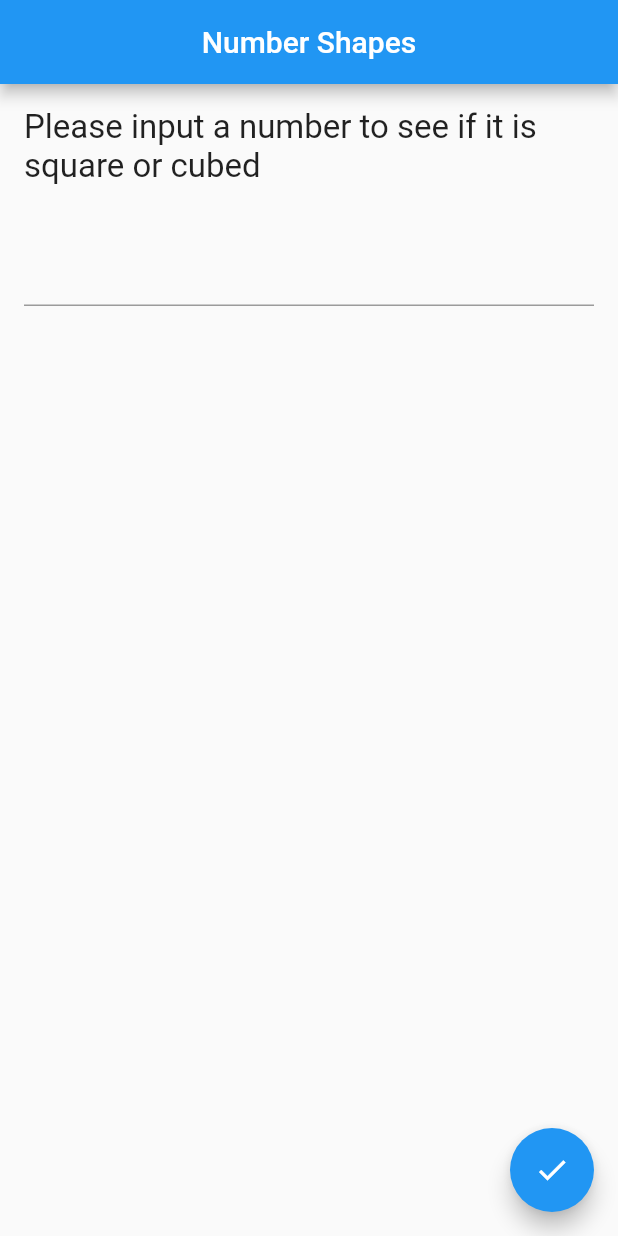
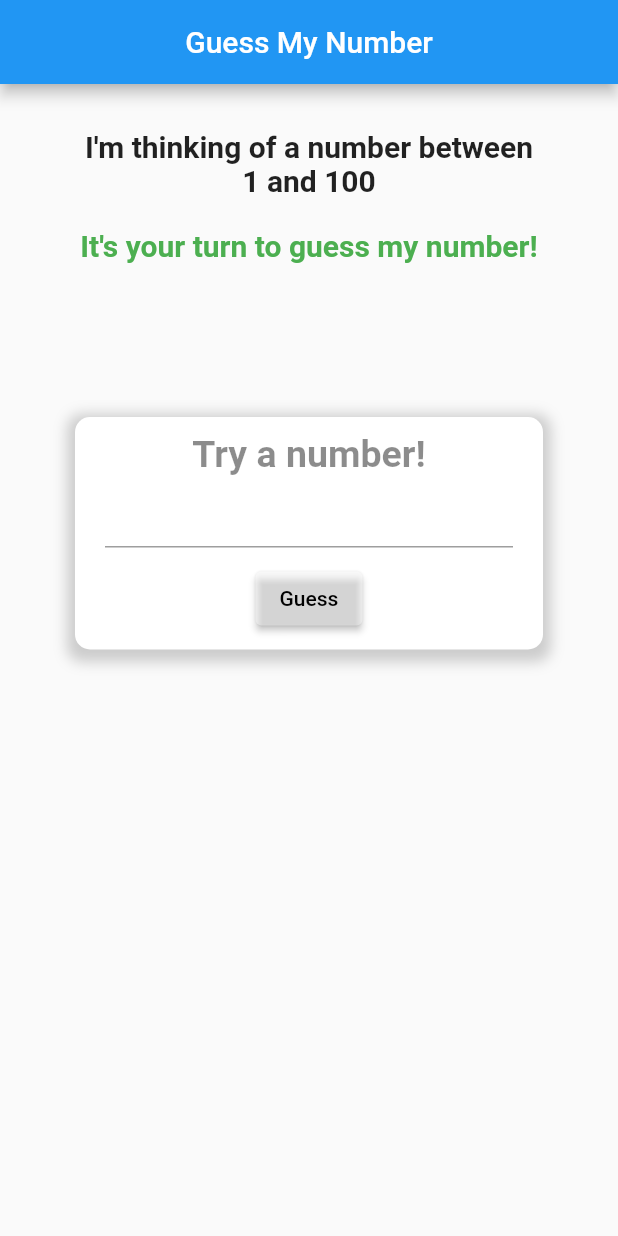
Before and after one commit to zeserj/flutter_course, a Flutter app: the screen it shows after launch, on a phone screen of 412 x 824 dp. Run offline on Flutter 3.47's test engine with Material 2 defaults, Android fonts, the light colour scheme and no system bars.

Commit message:
added project3

```diff
--- a/lib/main.dart
+++ b/lib/main.dart
@@ -1,4 +1,4 @@
-import 'project2/main.dart' as run;
+import 'project3/main.dart' as run;
 
 void main() {
   run.main();
--- /dev/null
+++ b/lib/project3/main.dart
@@ -0,0 +1,211 @@
+// Project 3 - Build an app where you guess a number
+
+import 'dart:math';
+import 'package:flutter/material.dart';
+import 'package:flutter/services.dart';
+
+void main() => runApp(const MyApp());
+
+class MyApp extends StatelessWidget {
+  const MyApp({super.key});
+
+  @override
+  Widget build(BuildContext context) {
+    return const MaterialApp(
+      title: 'Retrieve Text Input',
+      home: NumberForm(),
+    );
+  }
+}
+
+class NumberForm extends StatefulWidget {
+  const NumberForm({super.key});
+
+  @override
+  State<NumberForm> createState() => _NumberFormState();
+}
+
+class _NumberFormState extends State<NumberForm> {
+  late int _numberToGuess;
+  late String _buttonText, _infoText;
+  late bool _textFieldEnabled;
+
+
+  @override
+  void initState() {
+    super.initState();
+    _numberToGuess = Random().nextInt(100);
+    _buttonText = 'Guess';
+    _infoText = '';
+    _textFieldEnabled = true;
+  }
+
+  void _resetState() {
+    setState(() {
+      _numberToGuess = Random().nextInt(100);
+      _buttonText = 'Guess';
+      _infoText = '';
+      myController.text = '';
+      _textFieldEnabled = true;
+    });
+  }
+
+  final TextEditingController myController = TextEditingController();
+
+  @override
+  void dispose() {
+    myController.dispose();
+    super.dispose();
+  }
+
+  @override
+  Widget build(BuildContext context) {
+    return Scaffold(
+      appBar: AppBar(
+        title: const Text('Guess My Number'),
+        centerTitle: true,
+      ),
+      body:
+
+      Center(
+        child: Column(
+          children: <Padding> [
+            const Padding(
+              padding: EdgeInsets.fromLTRB(50,30,50,10),
+              child: Text(
+                "I'm thinking of a number between 1 and 100",
+                textAlign: TextAlign.center,
+                style: TextStyle(
+                    fontSize: 20,
+                    fontWeight: FontWeight.bold),
+              ),
+            ),
+            const Padding(
+              padding: EdgeInsets.fromLTRB(50,10,50,20),
+              child: Text(
+                "It's your turn to guess my number!",
+                textAlign: TextAlign.center,
+                style: TextStyle(
+                  fontSize: 20,
+                  fontWeight: FontWeight.bold,
+                  color: Colors.green),
+                ),
+            ),
+            Padding(
+              padding: const EdgeInsets.fromLTRB(0, 0, 0, 20),
+              child: Text(
+                _infoText,
+                textAlign: TextAlign.center,
+                style: const TextStyle(
+                    fontSize: 45,
+                    color: Colors.black45),
+              ),
+            ),
+            Padding(
+              padding: const EdgeInsets.fromLTRB(50,10,50,10),
+              child: Container(
+                  decoration: BoxDecoration(
+                    color: Colors.white,
+                    borderRadius: BorderRadius.circular(10),
+                    boxShadow: <BoxShadow> [
+                      BoxShadow(
+                        color: Colors.grey.withOpacity(0.5),
+                        spreadRadius: 5,
+                        blurRadius: 7,
+                        offset: const Offset(0, 3),
+                      ),
+                    ],
+                  ),
+                  child: Column(
+                    children: <Widget> [
+                      const Padding(
+                        padding: EdgeInsets.fromLTRB(0,10,0,0),
+                        child: Text(
+                          'Try a number!',
+                          textAlign: TextAlign.center,
+                          style: TextStyle(
+                              fontSize: 25,
+                              fontWeight: FontWeight.bold,
+                              color: Colors.black45
+                          ),
+                        ),
+                      ),
+                      // Add the input field
+                      Padding(
+                        padding: const EdgeInsets.fromLTRB(20, 0, 20, 10),
+                        child: TextField(
+                          controller: myController,
+                          // Allow only numbers to be inputted
+                          keyboardType: TextInputType.number,
+                          inputFormatters: <TextInputFormatter>[FilteringTextInputFormatter.digitsOnly],
+                          enabled: _textFieldEnabled,
+                        ),
+                      ),
+                      Padding(
+                          padding: const EdgeInsets.fromLTRB(0, 0, 0, 10),
+                          child: ElevatedButton(
+                            onPressed: () {
+                              if (_buttonText == 'Reset'){
+                                _resetState();
+                              }
+                              else{
+                                setState(() {
+                                  //print(' the number to guess is: $_numberToGuess ');
+                                  if (int.tryParse(myController.text)! == _numberToGuess){
+                                    _buttonText = 'Reset';
+                                    _infoText = 'You tried ${myController.text} \n You guessed right.';
+                                    showDialog(
+                                      context: context,
+                                      builder: (BuildContext context) {
+                                        return AlertDialog(
+                                            title: const Text('You guessed right!'),
+                                            content: Text('It was ${myController.text}'),
+                                            actions: <Widget> [
+                                              TextButton(
+                                                  onPressed: (){
+                                                    Navigator.pop(context, 'Reset');
+                                                    _resetState();
+                                                  },
+                                                  child: const Text('Try again!')
+                                              ),
+                                              TextButton(
+                                                  onPressed: (){
+                                                    Navigator.pop(context, 'OK');
+                                                    setState(() {
+                                                      myController.text = '';
+                                                      _textFieldEnabled = false;
+                                                    });
+                                                  },
+                                                  child: const Text('OK')
+                                              )
+                                            ]
+                                        );
+                                      },
+                                    );
+                                  }
+                                  else if (_numberToGuess > int.tryParse(myController.text)!){
+                                    _infoText = 'You tried ${myController.text} \n Try higher';
+                                  }
+                                  else{
+                                    _infoText = 'You tried ${myController.text} \n Try lower';
+                                  }
+                                });
+                              }
+                            },
+                            style: ElevatedButton.styleFrom(
+                                foregroundColor: Colors.black,
+                                backgroundColor: Colors.white38
+                            ),
+                            child: Text(_buttonText),
+                          ),
+                      ),
+                    ],
+                  )
+              ),
+            ),
+          ],
+        ),
+      )
+    );
+  }
+}
```
